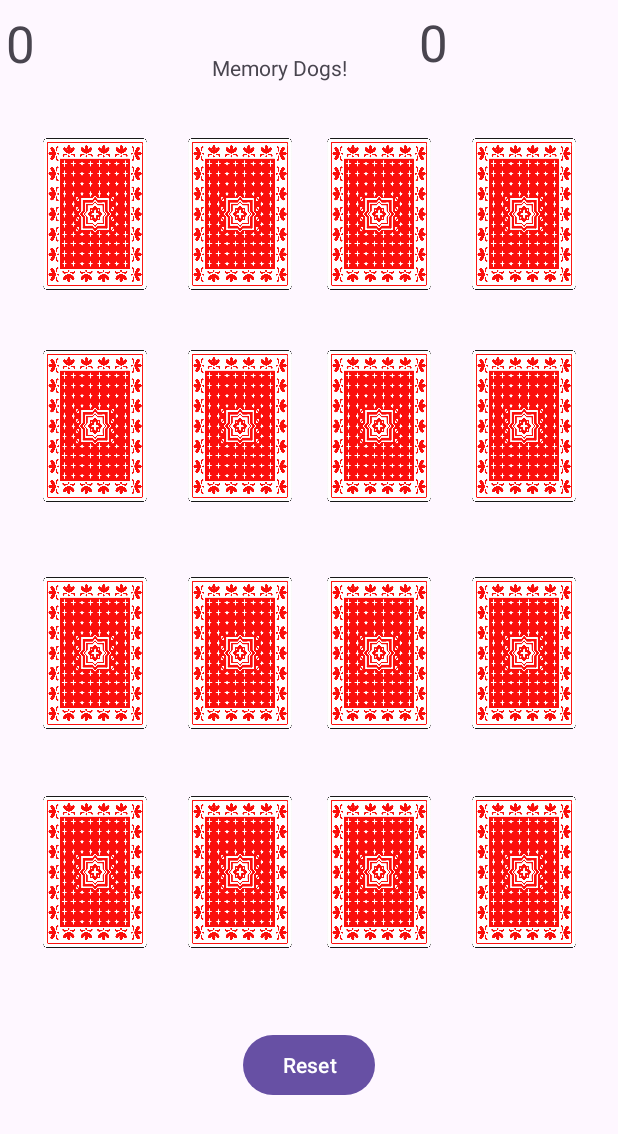
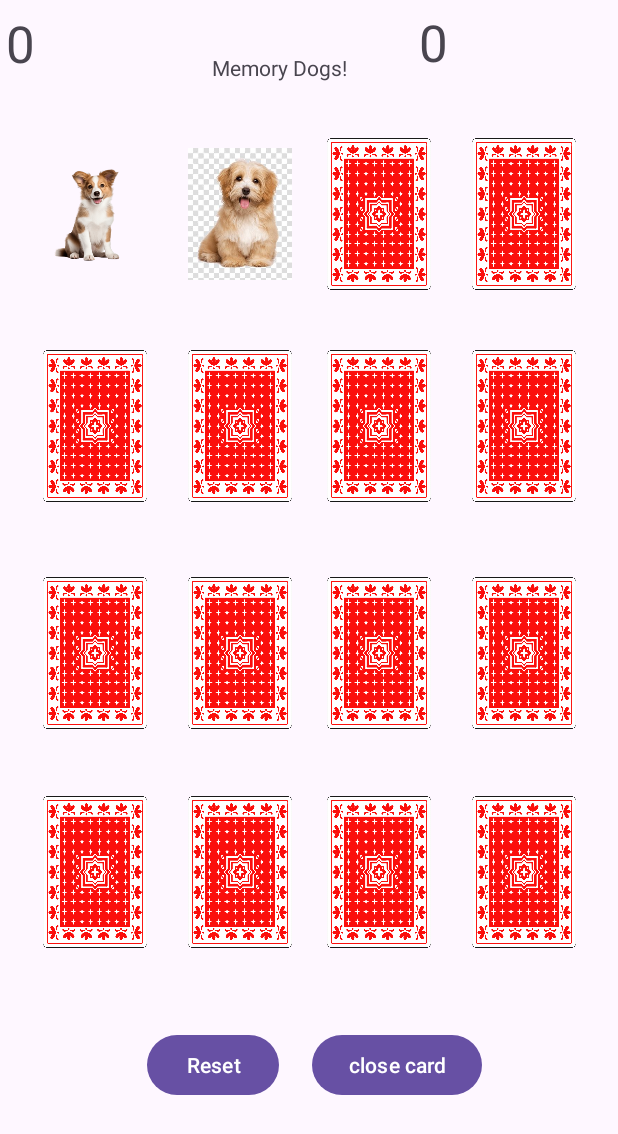
Before and after one commit to AdiZupnik/MemoryGame, an Android app: the screen it shows after launch (MainActivity), after a tap on an icon or button, on a phone screen of 412 x 824 dp. Shown: the top 1134 px of the screen. Run offline under Robolectric (Android 15) with nearby library versions, the phone set to English and light mode, and no system bars; Roboto replaces fonts that are not available here; 1 other tap on this screen came first.

Commit message:
close card button instad in turn end

```diff
--- a/app/src/main/java/com/example/memorygame/MainActivity.java
+++ b/app/src/main/java/com/example/memorygame/MainActivity.java
@@ -21,7 +21,7 @@ public class MainActivity extends AppCompatActivity {
     String[][] board;
     ImageView[] ImageViews;
     int count;
-    int countPlayer1 = 0 ;
+    int countPlayer1 = 0;
     int countPlayer2 = 0;
     int card1;
     String turn = "counterPlayer1";
@@ -67,6 +67,7 @@ public class MainActivity extends AppCompatActivity {
             imageViews[i] = imageView;
         }
     }
+
     private void shuffleCards() {
         List<Integer> drawableIdsList = Arrays.asList(drawableIds);
         Collections.shuffle(drawableIdsList);
@@ -75,66 +76,64 @@ public class MainActivity extends AppCompatActivity {
 
     public void knock(View view) {
         count++;
-       for(int i = 0; i < viewId.length; i++){
-            if(view.getId() == viewId[i])  {
+        for (int i = 0; i < viewId.length; i++) {
+            if (view.getId() == viewId[i]) {
                 ImageView backImageView = findViewById(viewId[i]);
                 backImageView.setImageResource(drawableIds[i]);
                 turnEnd(view);
             }
         }
     }
-        public void close2Card(int card1, ImageView view){
-            ImageView card1Closed = findViewById(card1);
-            card1Closed.setImageResource(R.drawable.card_back);
-            ImageView card2Closed = findViewById(view.getId());
-            card2Closed.setImageResource(R.drawable.card_back);
-        }
+
     public void turnEnd(View view) {
-            if (count % 2 != 0){
+        if (count % 2 != 0) {
             card1 = view.getId();
             return;
         }
-            if(count % 2 == 0){
+        if (count % 2 == 0) {
             ImageView imageViewCard1 = findViewById(card1);
             Drawable image1 = imageViewCard1.getDrawable();
-                Drawable image2 = ((ImageView)view).getDrawable();
-                if(image1.getConstantState().equals(image2.getConstantState())){
-                    if(turn.equals("counterPlayer1")){
+            Drawable image2 = ((ImageView) view).getDrawable();
+            if (image1.getConstantState().equals(image2.getConstantState())) {
+                if (turn.equals("counterPlayer1")) {
                     countPlayer1++;
                     TextView counterTextView = findViewById(R.id.counter1);
-                        counterTextView.setText("P1-"+countPlayer1);
-                        turn  = "counterPlayer2";
-                    }
-                    else{
+                    counterTextView.setText("P1-" + countPlayer1);
+                    turn = "counterPlayer2";
+                } else {
                     countPlayer2++;
                     TextView counterTextView = findViewById(R.id.counter2);
-                        counterTextView.setText("P2-"+countPlayer2);
+                    counterTextView.setText("P2-" + countPlayer2);
                     turn = "counterPlayer1";
                 }
-                }
-                else{
-                    final Handler handler = new Handler();
-                    handler.postDelayed(() -> close2Card(card1,((ImageView) view)), 400);
-                    if(turn.equals("counterPlayer1")){
-                        turn  = "counterPlayer2";
-                    }
-                    else{
+            } else {
+                if (turn.equals("counterPlayer1")) {
+                    turn = "counterPlayer2";
+                } else {
                     turn = "counterPlayer1";
 
                 }
             }
         }
     }
-        public void Reset(View view){
+
+    public void Reset(View view) {
         shuffleCards();
         count = 0;
-            countPlayer1=0;
+        countPlayer1 = 0;
         TextView counterTextView = findViewById(R.id.counter1);
-            counterTextView.setText("P1-"+countPlayer1);
-            countPlayer2=0;
+        counterTextView.setText("P1-" + countPlayer1);
+        countPlayer2 = 0;
         TextView counterTextView2 = findViewById(R.id.counter2);
-            counterTextView2.setText("P2-"+countPlayer2);
-            for(int i = 0; i < viewId.length; i++){
+        counterTextView2.setText("P2-" + countPlayer2);
+        for (int i = 0; i < viewId.length; i++) {
+            ImageView cardClosed = findViewById(viewId[i]);
+            cardClosed.setImageResource(R.drawable.card_back);
+        }
+    }
+
+    public void closeCard(View view) {
+        for (int i = 0; i < viewId.length; i++) {
             ImageView cardClosed = findViewById(viewId[i]);
             cardClosed.setImageResource(R.drawable.card_back);
         }
--- a/app/src/main/res/layout/activity_main.xml
+++ b/app/src/main/res/layout/activity_main.xml
@@ -259,6 +259,20 @@
         android:text="Reset"
         app:layout_constraintBottom_toBottomOf="parent"
         app:layout_constraintEnd_toEndOf="parent"
+        app:layout_constraintHorizontal_bias="0.303"
+        app:layout_constraintStart_toStartOf="parent"
+        app:layout_constraintTop_toTopOf="parent"
+        app:layout_constraintVertical_bias="0.884" />
+
+    <Button
+        android:id="@+id/closeCard"
+        android:layout_width="wrap_content"
+        android:layout_height="wrap_content"
+        android:onClick="closeCard"
+        android:text="close card"
+        app:layout_constraintBottom_toBottomOf="parent"
+        app:layout_constraintEnd_toEndOf="parent"
+        app:layout_constraintHorizontal_bias="0.696"
         app:layout_constraintStart_toStartOf="parent"
         app:layout_constraintTop_toTopOf="parent"
         app:layout_constraintVertical_bias="0.884" />
```
Lines whose indentation alone changed are shown as unchanged.
